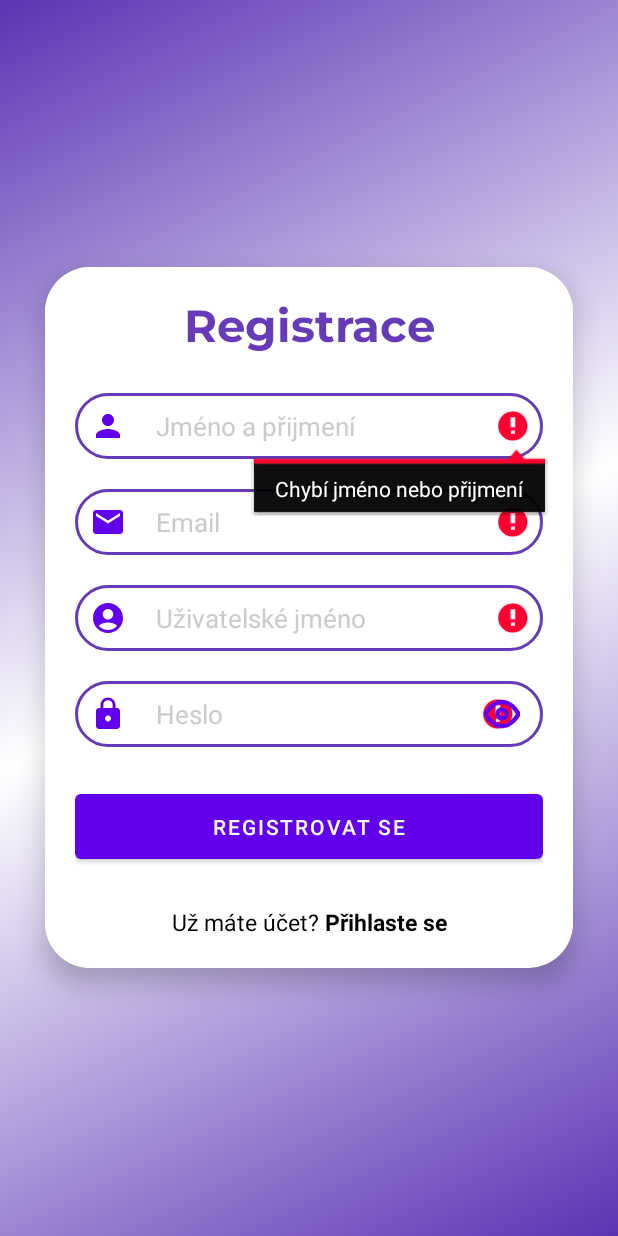
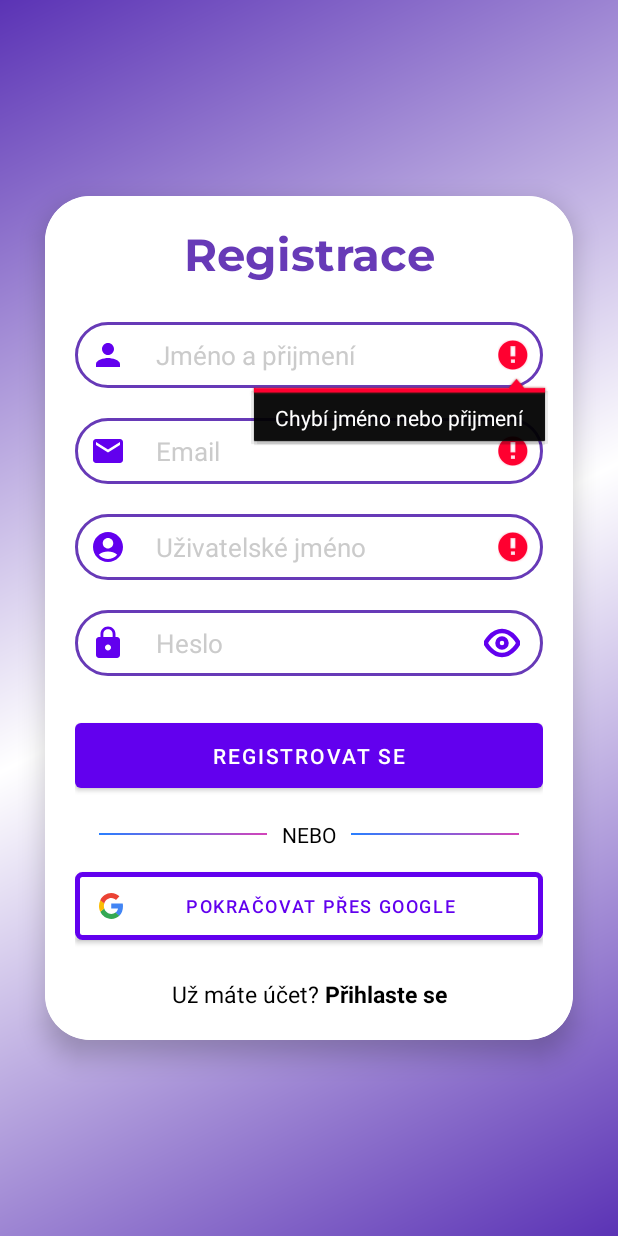
Before and after one commit to gyarab/2023-3e-Pece-o-chronicke-pacienty, an Android app: the Registrace screen opened directly, with no data from a screen before it, after a tap on "REGISTROVAT SE", on a phone screen of 412 x 824 dp. Run offline under Robolectric (Android 15) with nearby library versions, the phone set to English and light mode, and no system bars; our stand-ins replace Firebase (no records; nobody signed in at launch, a user with empty details on screens opened directly); 1 other tap on this screen came first.

Commit message:
Přihlášení a registrace uživatele

```diff
--- a/app/src/main/AndroidManifest.xml
+++ b/app/src/main/AndroidManifest.xml
@@ -19,7 +19,7 @@
             android:exported="false" />
         <activity
             android:name=".prihlaseni.Registrace"
-            android:exported="true"></activity>
+            android:exported="true" />
         <activity
             android:name=".prihlaseni.Prihlaseni"
             android:exported="true">
--- a/app/src/main/java/com/example/aplikaceprochronickpacienty/prihlaseni/Registrace.kt
+++ b/app/src/main/java/com/example/aplikaceprochronickpacienty/prihlaseni/Registrace.kt
@@ -24,8 +24,11 @@
 import com.example.aplikaceprochronickpacienty.navbar.Home
 import com.google.firebase.auth.FirebaseAuth
 import com.google.firebase.auth.FirebaseUser
+import com.google.firebase.database.DataSnapshot
+import com.google.firebase.database.DatabaseError
 import com.google.firebase.database.DatabaseReference
 import com.google.firebase.database.FirebaseDatabase
+import com.google.firebase.database.ValueEventListener
 
 
 class Registrace : AppCompatActivity() {
@@ -128,6 +131,47 @@
 
             return !TextUtils.isEmpty(email.text.toString()) && Patterns.EMAIL_ADDRESS.matcher(email.text.toString())
                 .matches()
+        }
+
+        /** Komtrola zda email se nachází v databázi **/
+         fun emailExistuje(email: EditText): Boolean {
+
+            val emailText = email.text.toString()
+
+            var vysledek: Boolean = false
+
+            val databazeReference: DatabaseReference =
+                FirebaseDatabase.getInstance().getReference("users")
+
+            databazeReference.addListenerForSingleValueEvent(object : ValueEventListener {
+
+                override fun onDataChange(snapshot: DataSnapshot) {
+
+                    val emails = mutableListOf<String>()
+
+                    for (uzivatelSnapshot in snapshot.children) {
+
+                        val vsechnyEmaily = uzivatelSnapshot.child("email").getValue(String::class.java)
+                        vsechnyEmaily?.let { emails.add(it) }
+                    }
+
+                    if(emails.contains(emailText)) {
+
+                        email.error = "Tento email je již zaregistrovaný"
+
+                    } else {
+
+                        email.error = null
+                    }
+                }
+
+                override fun onCancelled(error: DatabaseError) {
+                }
+            })
+
+            Log.d("VYSLEDEk", vysledek.toString())
+
+            return vysledek
         }
 
         fun checkUzivatel(uzivatel: EditText): Boolean {
@@ -263,14 +307,27 @@
 
         fun kontrolaEmail(): Boolean {
 
-            return if (!checkEmail(registraceEmail)) {
+            return when {
 
-                registraceEmail.error = "Tento email není validný"
-                false
+                (registraceEmail.text.toString().isEmpty()) -> {
 
-            } else {
+                    registraceEmail.error = "Email nemůže být prázdný"
+                    false
+                }
 
-                kontrolaChyby(registraceEmail, "Email nemůže být prázdný")
+                !checkEmail(registraceEmail) -> {
+
+                    registraceEmail.error = "Tento email není platný"
+                    false
+                }
+
+                emailExistuje(registraceEmail) -> {
+
+                    registraceEmail.error = "Tento email není zaregistrovaný"
+                    false
+                }
+
+                else -> true
             }
         }
 
@@ -281,16 +338,29 @@
 
         fun kontrolaHeslo(): Boolean {
 
-            return if (!checkHeslo(registraceHeslo)) {
+            return when {
 
-                registraceHeslo.error =
-                    "Heslo musí obsahovat minimálně osm znaků, včetně písmen (velká a malá), čísel a speciálních znaků"
-                false
+                !checkHeslo(registraceHeslo) -> {
+                    Toast.makeText(
+                        this@Registrace,
+                        "Heslo musí obsahovat minimálně osm znaků, včetně písmen (velká a malá), čísel a speciálních znaků",
+                        Toast.LENGTH_SHORT
+                    ).show()
+                    false
+                }
 
-            } else {
+                registraceHeslo.text.isEmpty() -> {
+                    Toast.makeText(
+                        this@Registrace,
+                        "Heslo nemůže být prázdné",
+                        Toast.LENGTH_SHORT
+                    ).show()
+                    false
+                }
 
-                kontrolaChyby(registraceHeslo, "Heslo nemůže být prázdné")
+                else -> true
             }
+
         }
 
         registrace_button.setOnClickListener {
@@ -319,18 +389,21 @@
 
                         if (zprava.isSuccessful) {
 
-                            val uzivatelFirebase: FirebaseUser = zprava.result!!.user!!
+                            val uzivatelFirebaseAuth: FirebaseUser = zprava.result!!.user!!
 
-                            val prihlaseni: Intent = Intent(
+                            val prihlaseni = Intent(
                                 this@Registrace,
                                 Prihlaseni::class.java
                             )
 
-                            prihlaseni.putExtra("user_id", uzivatelFirebase.uid)
+                            // Firebase Auth
+                            prihlaseni.putExtra("user_id", uzivatelFirebaseAuth.uid)
                             prihlaseni.putExtra("email_id", email)
 
+                            // Firebase Realtime database
                             val udajeUzivatele =
-                                UdajeUzivatele(jmenoPrijmeni, email, uzivatelskeJmeno, heslo)
+                                UdajeUzivatele(jmenoPrijmeni, email, uzivatelskeJmeno)
+
                             referenceFirebase.child(uzivatelskeJmeno).setValue(udajeUzivatele)
 
                             Toast.makeText(
@@ -346,7 +419,7 @@
 
                             Toast.makeText(
                                 this@Registrace,
-                                "Nastala chyba " + zprava.exception.toString(),
+                                "Došlo k chybě " + zprava.exception.toString(),
                                 Toast.LENGTH_SHORT
                             ).show()
                         }
--- a/app/src/main/java/com/example/aplikaceprochronickpacienty/prihlaseni/UdajeUzivatele.kt
+++ b/app/src/main/java/com/example/aplikaceprochronickpacienty/prihlaseni/UdajeUzivatele.kt
@@ -2,8 +2,7 @@
 
 class UdajeUzivatele(var jmenoPrijmeni: String? = null,
                      var email: String? = null,
-                     var uzivatelskeJmeno: String? = null,
-                     var heslo: String? = null) {
+                     var uzivatelskeJmeno: String? = null, ) {
 
 
 }
--- /dev/null
+++ b/app/src/main/res/drawable/google_prihlaseni.xml
@@ -0,0 +1,6 @@
+<?xml version="1.0" encoding="utf-8"?>
+<shape xmlns:android="http://schemas.android.com/apk/res/android" android:shape="rectangle">
+    <stroke android:width="5px" android:color="@color/modro_fialova" />
+    <corners android:radius="3dp" />
+    <solid android:color="@color/white" />
+</shape>
--- /dev/null
+++ b/app/src/main/res/drawable/ic_google.xml
@@ -0,0 +1,20 @@
+<?xml version="1.0" encoding="utf-8"?>
+<vector xmlns:android="http://schemas.android.com/apk/res/android"
+    android:width="16dp"
+    android:height="17dp"
+    android:viewportWidth="256"
+    android:viewportHeight="262">
+
+    <path
+        android:fillColor="#4285F4"
+        android:pathData="M255.878 133.451c0-10.734-0.871-18.567-2.756-26.69H130.55v48.448h71.947c-1.45 12.04-9.283 30.172-26.69 42.356l-0.244 1.622 38.755 30.023 2.685 0.268 c24.659-22.774 38.875-56.282 38.875-96.027" />
+    <path
+        android:fillColor="#34A853"
+        android:pathData="M130.55 261.1c35.248 0 64.839-11.605 86.453-31.622l-41.196-31.913c-11.024 7.688-25.82 13.055-45.257 13.055-34.523 0-63.824-22.773-74.269-54.25l-1.531 0.13 -40.298 31.187-0.527 1.465C35.393 231.798 79.49 261.1 130.55 261.1" />
+    <path
+        android:fillColor="#FBBC05"
+        android:pathData="M56.281 156.37c-2.756-8.123-4.351-16.827-4.351-25.82 0-8.994 1.595-17.697 4.206-25.82l-0.073-1.73L15.26 71.312l-1.335 0.635 C5.077 89.644 0 109.517 0 130.55s5.077 40.905 13.925 58.602l42.356-32.782" />
+    <path
+        android:fillColor="#EB4335"
+        android:pathData="M130.55 50.479c24.514 0 41.05 10.589 50.479 19.438l36.844-35.974C195.245 12.91 165.798 0 130.55 0 79.49 0 35.393 29.301 13.925 71.947l42.211 32.783c10.59-31.477 39.891-54.251 74.414-54.251" />
+</vector>
--- a/app/src/main/res/layout/activity_registrace.xml
+++ b/app/src/main/res/layout/activity_registrace.xml
@@ -145,6 +145,59 @@
 
             </Button>
 
+            <RelativeLayout
+                android:layout_width="match_parent"
+                android:layout_height="wrap_content"
+                android:layout_marginTop="15dp">
+
+                <TextView
+                    android:id="@+id/nebo"
+                    android:layout_width="wrap_content"
+                    android:layout_height="wrap_content"
+                    android:layout_centerInParent="true"
+                    android:layout_marginLeft="10dp"
+                    android:layout_marginRight="10dp"
+                    android:text="@string/nebo"
+
+                    android:textColor="@color/black"/>
+
+                <View
+                    android:layout_width="match_parent"
+                    android:layout_height="1dp"
+                    android:layout_centerVertical="true"
+                    android:layout_marginStart="16dp"
+                    android:layout_toStartOf="@id/nebo"
+                    android:background="@drawable/linear_gradient"
+                    />
+
+                <View
+                    android:layout_width="match_parent"
+                    android:layout_height="1dp"
+                    android:layout_centerVertical="true"
+                    android:layout_marginEnd="16dp"
+                    android:layout_toEndOf="@id/nebo"
+                    android:background="@drawable/linear_gradient"
+                    />
+
+            </RelativeLayout>
+
+            <Button
+                android:id="@+id/registrace_pres_google_btn"
+                android:layout_width="match_parent"
+                android:layout_height="45dp"
+                android:layout_marginTop="15dp"
+                android:text="@string/pokracovat_pres_google"
+                android:background="@drawable/google_prihlaseni"
+                android:textColor="@color/modro_fialova"
+                android:textSize="12sp"
+                android:paddingEnd="25dp"
+                android:drawableLeft="@drawable/ic_google"
+                android:textAlignment="center"
+                app:backgroundTint="@null"
+                >
+
+            </Button>
+
             <TextView
                 android:id="@+id/registrace_UzMateUcetPrihlasteSe"
                 android:layout_width="match_parent"
--- a/app/src/main/res/layout/activity_zapomenuti_hesla.xml
+++ b/app/src/main/res/layout/activity_zapomenuti_hesla.xml
@@ -64,8 +64,8 @@
                 android:layout_height="55dp"
                 android:text="@string/resetovat_heslo"
                 android:drawableLeft="@drawable/ic_password_reset"
-
                 android:paddingStart="10dp"
+                android:paddingEnd="35dp"
                 app:backgroundTint="@color/modro_fialova"
                 android:textColor="@color/white" />
 
--- a/app/src/main/res/values/strings.xml
+++ b/app/src/main/res/values/strings.xml
@@ -27,4 +27,6 @@
     <string name="zapomenuti_hesla">Zapomněli jste heslo?</string>
     <string name="zapomenut_hesla">Zapomenutí hesla</string>
     <string name="resetovat_heslo">Resetovat heslo</string>
+    <string name="nebo">NEBO</string>
+    <string name="pokracovat_pres_google">Pokračovat přes Google</string>
 </resources>
--- a/build.gradle.kts
+++ b/build.gradle.kts
@@ -12,9 +12,9 @@
     }
 
     dependencies {
-        classpath("com.android.tools.build:gradle:7.0.4")
-        classpath("org.jetbrains.kotlin:kotlin-gradle-plugin:1.9")
-        classpath(libs.google.services)
+        classpath(libs.build.gradle)
+        classpath("com.google.gms:google-services:4.4.0")
+
 
         // NOTE: Do not place your application dependencies here; they belong
         // in the individual module build.gradle files
--- a/gradle/libs.versions.toml
+++ b/gradle/libs.versions.toml
@@ -1,5 +1,6 @@
 [versions]
 agp = "8.3.0-alpha15"
+gradleVersion = "7.0.4"
 kotlin = "1.9.0"
 coreKtx = "1.10.1"
 junit = "4.13.2"
@@ -21,6 +22,7 @@
 
 [libraries]
 androidx-core-ktx = { group = "androidx.core", name = "core-ktx", version.ref = "coreKtx" }
+build-gradle = { module = "com.android.tools.build:gradle", version.ref = "gradleVersion" }
 junit = { group = "junit", name = "junit", version.ref = "junit" }
 androidx-junit = { group = "androidx.test.ext", name = "junit", version.ref = "junitVersion" }
 androidx-espresso-core = { group = "androidx.test.espresso", name = "espresso-core", version.ref = "espressoCore" }
```
Also changed, not shown: app/src/main/java/com/example/aplikaceprochronickpacienty/navbar/Home.kt (+11 -0 lines), app/src/main/java/com/example/aplikaceprochronickpacienty/prihlaseni/Prihlaseni.kt (+210 -31 lines), app/src/main/res/layout/activity_prihlaseni.xml (+69 -17 lines), app/src/main/res/drawable/ic_account.xml (line endings or trailing spaces), gradle/wrapper/gradle-wrapper.properties, 1 other file.
